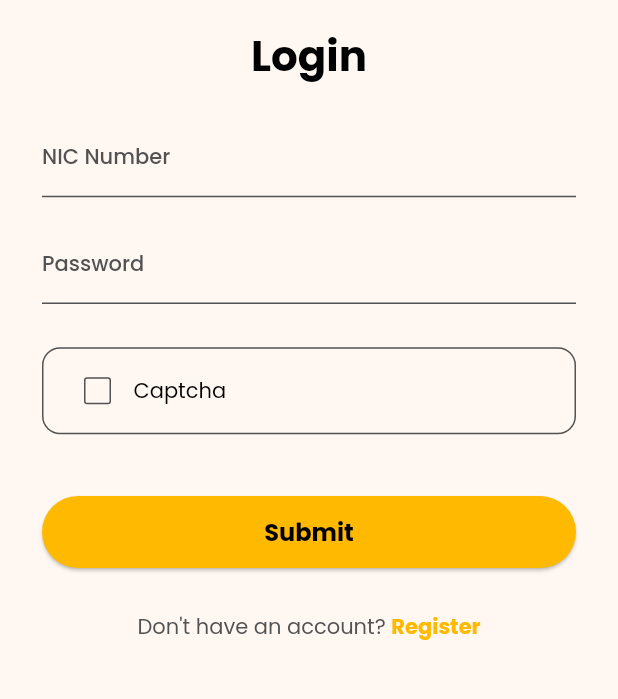
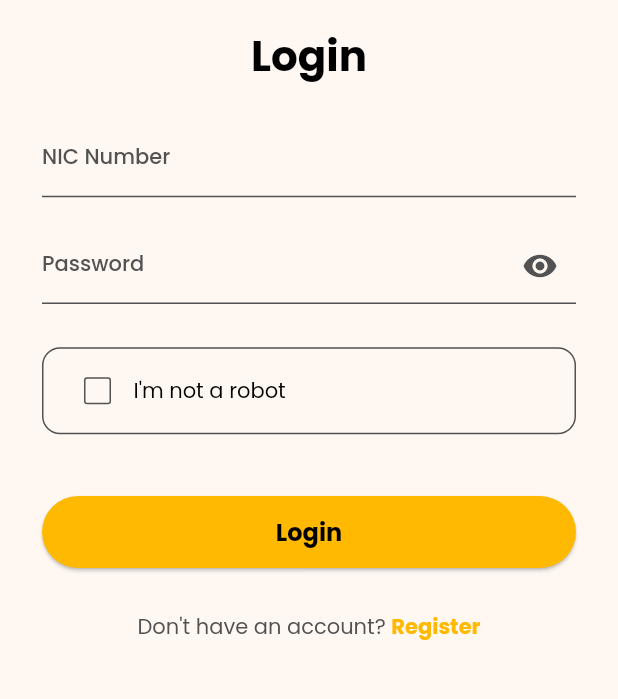
Before and after one commit to GovConn/mobile-app, a Flutter app: the LoginScreen screen opened directly, on a phone screen of 412 x 824 dp, the part 306-1005 px from its top. Run offline on Flutter 3.47's test engine with Material 2 defaults, Android fonts, the phone set to English and light mode, and no system bars; our stand-ins replace dropdown_button2, file_picker, flutter_secure_storage, flutter_spinkit, google_fonts, table_calendar; accounts and stored records are empty.

Commit message:
update Login Screen

```diff
--- a/lib/Screens/login/login_screen.dart
+++ b/lib/Screens/login/login_screen.dart
@@ -19,6 +19,8 @@ class _LoginScreenState extends State<LoginScreen> {
   final _nicController = TextEditingController();
   final _passwordController = TextEditingController();
   bool _rememberMe = false;
+  bool _obscurePassword = true;
+  String? _nicError;
 
   @override
   Widget build(BuildContext context) {
@@ -49,33 +51,21 @@ class _LoginScreenState extends State<LoginScreen> {
                   ),
                 ),
                 SizedBox(height: height * 0.0275),
-                _buildTextField(label: 'NIC Number',controller: _nicController),
+                _buildTextField(
+                  label: 'NIC Number',
+                  controller: _nicController,
+                  errorText: _nicError,
+                ),
                 SizedBox(height: height * 0.025),
-                _buildTextField(label: 'Password',controller: _passwordController, obscureText: true),
+                _buildPasswordField(),
                 SizedBox(height: height * 0.035),
                 _buildCaptcha(),
                 SizedBox(height: height * 0.05),
                 CustomButton(
-                  text: 'Submit',
+                  text: 'Login',
                   backgroundColor: primaryColor,
                   textColor: blackPrimary,
-                  onPressed: () async {
-                    final authProvider =
-                        Provider.of<AuthProvider>(context, listen: false);
-                    final nic = _nicController.text.trim();
-                    final password = _passwordController.text.trim();
-                    bool success = await authProvider.login(nic, password);
-                    if (success && mounted) {
-                      Navigator.pushReplacement(
-                        context,
-                        MaterialPageRoute(
-                            builder: (context) => const HomeScreen()),
-                      );
-                    } else if (mounted) {
-                      ToastMessage.showError(
-                          context, authProvider.errorMessage);
-                    }
-                  },
+                  onPressed: _handleLogin,
                 ),
                 SizedBox(height: height * 0.035),
                 _buildRegisterLink(),
@@ -87,19 +77,58 @@ class _LoginScreenState extends State<LoginScreen> {
     );
   }
 
-  Widget _buildTextField({required String label,required TextEditingController controller, bool obscureText = false}) {
+  Widget _buildTextField({
+    required String label,
+    required TextEditingController controller,
+    String? errorText,
+  }) {
     return TextField(
-      obscureText: obscureText,
       controller: controller,
       style: const TextStyle(color: blackPrimary),
       decoration: InputDecoration(
         labelText: label,
+        labelStyle: const TextStyle(color: greyTextColor),
+        errorText: errorText,
+        enabledBorder: const UnderlineInputBorder(
+          borderSide: BorderSide(color: greyTextColor),
+        ),
+        focusedBorder: const UnderlineInputBorder(
+          borderSide: BorderSide(color: blackPrimary),
+        ),
+        errorBorder: const UnderlineInputBorder(
+          borderSide: BorderSide(color: Colors.red),
+        ),
+        focusedErrorBorder: const UnderlineInputBorder(
+          borderSide: BorderSide(color: Colors.red),
+        ),
+      ),
+    );
+  }
+
+  Widget _buildPasswordField() {
+    return TextField(
+      obscureText: _obscurePassword,
+      controller: _passwordController,
+      style: const TextStyle(color: blackPrimary),
+      decoration: InputDecoration(
+        labelText: 'Password',
         labelStyle: const TextStyle(color: greyTextColor),
         enabledBorder: const UnderlineInputBorder(
           borderSide: BorderSide(color: greyTextColor),
         ),
         focusedBorder: const UnderlineInputBorder(
           borderSide: BorderSide(color: blackPrimary),
+        ),
+        suffixIcon: IconButton(
+          icon: Icon(
+            _obscurePassword ? Icons.visibility : Icons.visibility_off,
+            color: greyTextColor,
+          ),
+          onPressed: () {
+            setState(() {
+              _obscurePassword = !_obscurePassword;
+            });
+          },
         ),
       ),
     );
@@ -126,7 +155,7 @@ class _LoginScreenState extends State<LoginScreen> {
             side: const BorderSide(color: greyTextColor),
           ),
           const Text(
-            'Captcha',
+            'I\'m not a robot',
             style: TextStyle(color: blackPrimary),
           ),
         ],
@@ -160,4 +189,48 @@ class _LoginScreenState extends State<LoginScreen> {
       ],
     );
   }
+
+  void _handleLogin() async {
+    // Validate NIC
+    final nic = _nicController.text.trim();
+    if (!_validateNIC(nic)) {
+      setState(() {
+        _nicError = 'Invalid NIC format';
+      });
+      return;
+    } else {
+      setState(() {
+        _nicError = null;
+      });
+    }
+
+    // Validate captcha
+    if (!_rememberMe) {
+      ToastMessage.showInfo(context, 'Please verify you are not a robot');
+      return;
+    }
+
+    // Proceed with login
+    final authProvider = Provider.of<AuthProvider>(context, listen: false);
+    final password = _passwordController.text.trim();
+    bool success = await authProvider.login(nic, password);
+
+    if (success && mounted) {
+      Navigator.pushReplacement(
+        context,
+        MaterialPageRoute(builder: (context) => const HomeScreen()),
+      );
+    } else if (mounted) {
+      ToastMessage.showError(context, authProvider.errorMessage);
+    }
+  }
+
+  bool _validateNIC(String nic) {
+    if (nic.length == 9) {
+      return nic.endsWith('V') || nic.endsWith('v');
+    } else if (nic.length == 12) {
+      return RegExp(r'^[0-9]+$').hasMatch(nic);
+    }
+    return false;
+  }
 }
```
